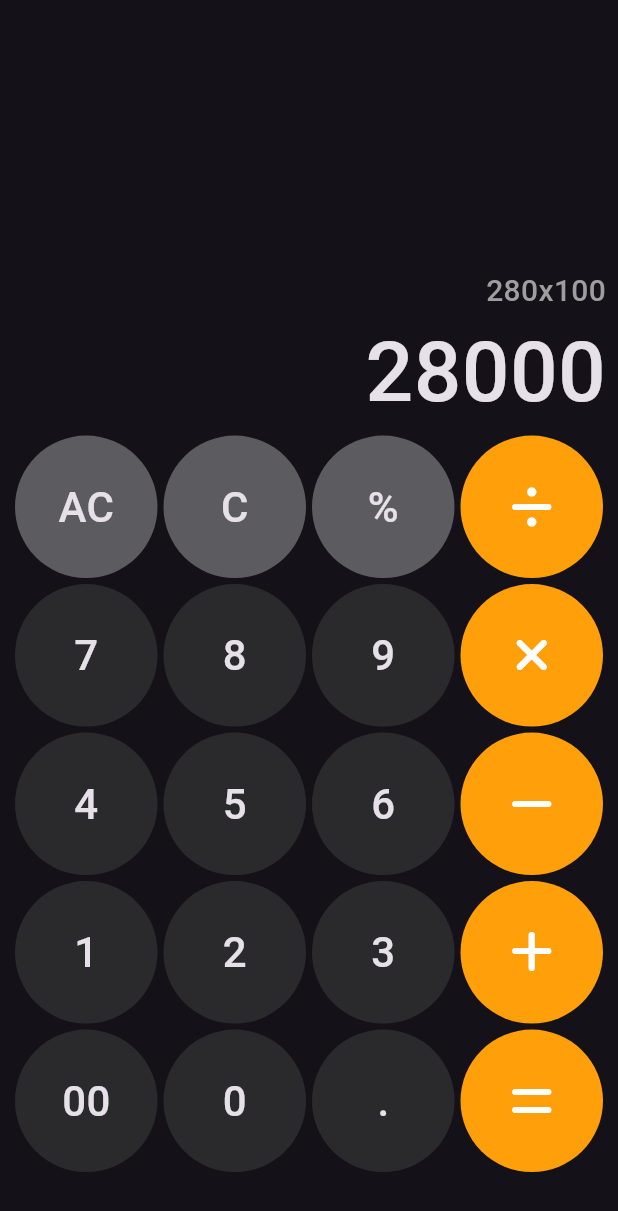
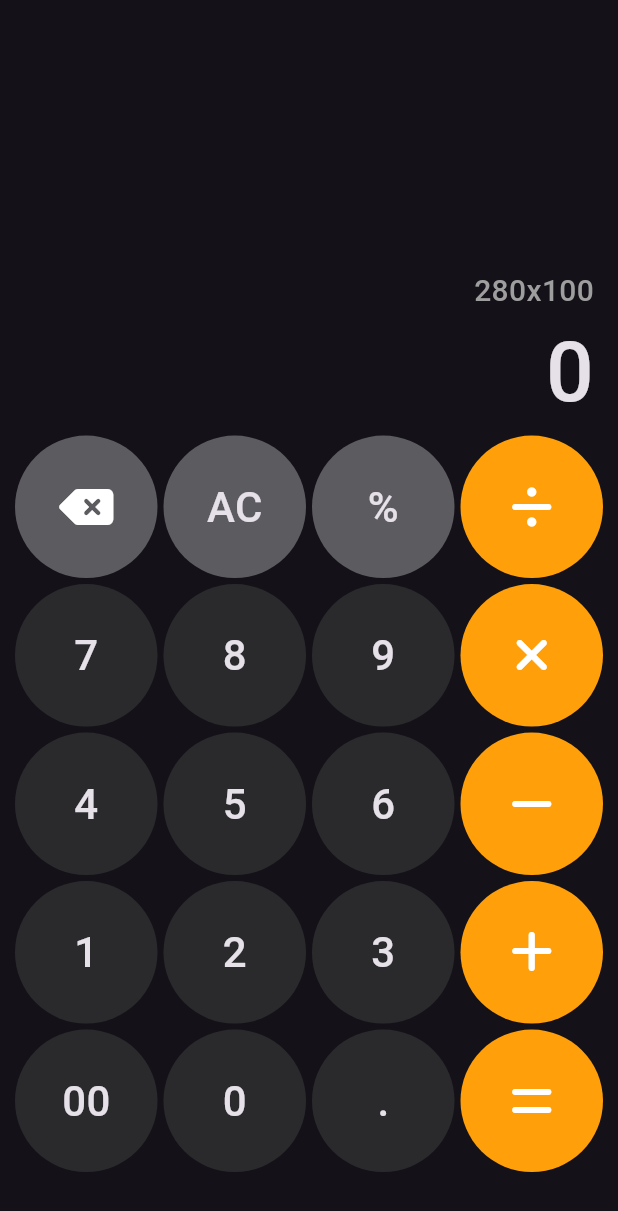
Before and after one commit to Mina176/ios_calculator, a Flutter app: the screen it shows after launch, on a phone screen of 412 x 824 dp. Shown: the top 1211 px of the screen. Run offline on Flutter 3.47's test engine with Material 3 defaults, Android fonts, the phone set to English and light mode, and no system bars; our stand-ins replace font_awesome_flutter.

```diff
--- /dev/null
+++ b/lib/Widgets/custom_button.dart
@@ -0,0 +1,28 @@
+import 'package:flutter/material.dart';
+
+class CustomButton extends StatelessWidget {
+  const CustomButton(
+      {super.key,
+      required this.symbol,
+      required this.color,
+      required this.onTap});
+  final Widget symbol;
+  final Color color;
+  final VoidCallback onTap;
+  @override
+  Widget build(BuildContext context) {
+    return Padding(
+      padding: const EdgeInsets.symmetric(horizontal: 2, vertical: 2),
+      child: GestureDetector(
+        onTap: onTap,
+        child: Container(
+          decoration: BoxDecoration(
+              color: color, borderRadius: BorderRadius.circular(64)),
+          child: Center(
+            child: symbol,
+          ),
+        ),
+      ),
+    );
+  }
+}
--- a/lib/Widgets/home_view.dart
+++ b/lib/Widgets/home_view.dart
@@ -1,32 +1,48 @@
-import 'package:flutter/foundation.dart';
+import 'dart:math';
+
 import 'package:flutter/material.dart';
+import 'package:ios_calculator/Widgets/custom_button.dart';
 import 'package:ios_calculator/constants.dart';
 import 'package:ios_calculator/styles.dart';
 
-class HomeView extends StatelessWidget {
+class HomeView extends StatefulWidget {
   const HomeView({super.key});
 
+  @override
+  State<HomeView> createState() => _HomeViewState();
+}
+
+class _HomeViewState extends State<HomeView> {
+  String equation = '0';
   @override
   Widget build(BuildContext context) {
     return Scaffold(
         body: Padding(
       padding: const EdgeInsets.symmetric(horizontal: 8.0),
-        child:
-            Column(crossAxisAlignment: CrossAxisAlignment.stretch, children: [
+      child: Column(crossAxisAlignment: CrossAxisAlignment.stretch, children: [
         Expanded(
+          child: Padding(
+            padding: const EdgeInsets.symmetric(horizontal: 8.0),
             child: Column(
               mainAxisAlignment: MainAxisAlignment.end,
-              crossAxisAlignment: CrossAxisAlignment.end,
+              crossAxisAlignment: CrossAxisAlignment.stretch,
               children: [
-                Text(
+                Container(
+                  alignment: Alignment.centerRight,
+                  child: Text(
                     '280x100',
                     style: kHistoryStyle,
                   ),
-                Text(
-                  '28000',
+                ),
+                Container(
+                  alignment: Alignment.centerRight,
+                  child: Text(
+                    equation,
                     style: kResultStyle,
                   ),
+                ),
               ],
+            ),
           ),
         ),
         SizedBox(
@@ -35,38 +51,135 @@ class HomeView extends StatelessWidget {
             physics: NeverScrollableScrollPhysics(),
             padding: EdgeInsets.all(0),
             itemCount: values.length,
-                gridDelegate: SliverGridDelegateWithFixedCrossAxisCount(
-                    crossAxisCount: 4),
+            gridDelegate:
+                SliverGridDelegateWithFixedCrossAxisCount(crossAxisCount: 4),
             itemBuilder: (context, index) {
+              // delete left button
+              if (index == 0) {
                 return CustomButton(
-                    symbol: valueToWidget(
-                      values[index],
-                    ),
+                  symbol: valueToWidget(values[index]),
                   color: colorSetter(values[index]),
+                  onTap: () {
+                    setState(
+                      () {
+                        if (equation == '0') {
+                          equation = '0';
+                        }
+                        equation.length == 1
+                            ? equation = '0'
+                            : equation =
+                                equation.substring(0, equation.length - 1);
+                      },
                     );
                   },
-              ))
-        ]),
-      ),
+                );
+              } // AC
+              else if (index == 1) {
+                return CustomButton(
+                  symbol: valueToWidget(values[index]),
+                  color: colorSetter(values[index]),
+                  onTap: () {
+                    setState(
+                      () {
+                        equation = '0';
+                      },
+                    );
+                  },
+                );
+              } // %
+              else if (index == 2) {
+                return CustomButton(
+                  symbol: valueToWidget(values[index]),
+                  color: colorSetter(values[index]),
+                  onTap: () {
+                    setState(
+                      () {
+                        equation == '0' || equation == values[index]
+                            ? equation = equation
+                            : equation += displayer(values[index]);
+                      },
+                    );
+                  },
+                );
+              } // divided
+              else if (index == 3) {
+                return CustomButton(
+                  symbol: valueToWidget(values[index]),
+                  color: colorSetter(values[index]),
+                  onTap: () {
+                    setState(
+                      () {
+                        equation == '0' || equation == values[index]
+                            ? equation = equation
+                            : equation += displayer(values[index]);
+                      },
+                    );
+                  },
+                );
+              } // times
+              else if (index == 7) {
+                return CustomButton(
+                  symbol: valueToWidget(values[index]),
+                  color: colorSetter(values[index]),
+                  onTap: () {
+                    setState(
+                      () {
+                        equation == '0' || equation == values[index]
+                            ? equation = equation
+                            : equation += displayer(values[index]);
+                      },
+                    );
+                  },
+                );
+              } // minus
+              else if (index == 11) {
+                return CustomButton(
+                  symbol: valueToWidget(values[index]),
+                  color: colorSetter(values[index]),
+                  onTap: () {
+                    setState(
+                      () {
+                        equation == '0' || equation == values[index]
+                            ? equation = equation
+                            : equation += displayer(values[index]);
+                      },
+                    );
+                  },
+                );
+              } // plus
+              else if (index == 15) {
+                return CustomButton(
+                  symbol: valueToWidget(values[index]),
+                  color: colorSetter(values[index]),
+                  onTap: () {
+                    setState(
+                      () {
+                        equation == '0' || equation == values[index]
+                            ? equation = equation
+                            : equation += displayer(values[index]);
+                      },
+                    );
+                  },
+                );
+              } else {
+                return CustomButton(
+                  symbol: valueToWidget(values[index]),
+                  color: colorSetter(values[index]),
+                  onTap: () {
+                    setState(
+                      () {
+                        equation == '0'
+                            ? equation = displayer(values[index])
+                            : equation += displayer(values[index]);
+                      },
+                    );
+                  },
                 );
               }
-}
-
-class CustomButton extends StatelessWidget {
-  const CustomButton({super.key, required this.symbol, required this.color});
-  final Widget symbol;
-  final Color color;
-  @override
-  Widget build(BuildContext context) {
-    return Padding(
-      padding: const EdgeInsets.symmetric(horizontal: 2, vertical: 2),
-      child: Container(
-        decoration: BoxDecoration(
-            color: color, borderRadius: BorderRadius.circular(64)),
-        child: Center(
-          child: symbol,
+            },
           ),
         ),
-    );
+      ]),
+    ));
   }
 }
--- a/lib/constants.dart
+++ b/lib/constants.dart
@@ -7,8 +7,8 @@ const kGrey = Color(0xFF5C5B60);
 const kBlack = Color(0xFF2A2A2C);
 
 const List<String> values = [
+  'del',
   'AC',
-  'C',
   '%',
   '/',
   '7',
@@ -30,7 +30,12 @@ const List<String> values = [
 ];
 
 Widget valueToWidget(String value) {
-  if (value == '/') {
+  if (value == 'del') {
+    return FaIcon(
+      FontAwesomeIcons.deleteLeft,
+      size: 32,
+    );
+  } else if (value == '/') {
     return FaIcon(
       FontAwesomeIcons.divide,
       size: 32,
@@ -64,9 +69,9 @@ Widget valueToWidget(String value) {
 }
 
 colorSetter(String value) {
-  if (value == 'AC') {
+  if (value == 'del') {
     return kGrey;
-  } else if (value == 'C') {
+  } else if (value == 'AC') {
     return kGrey;
   } else if (value == '%') {
     return kGrey;
@@ -84,3 +89,13 @@ colorSetter(String value) {
     return kBlack;
   }
 }
+
+String displayer(String value) {
+  if (value == 'del') {
+    return '0';
+  } else if (value == 'AC') {
+    return '0';
+  } else {
+    return value;
+  }
+}
```
Lines whose indentation alone changed are shown as unchanged.
